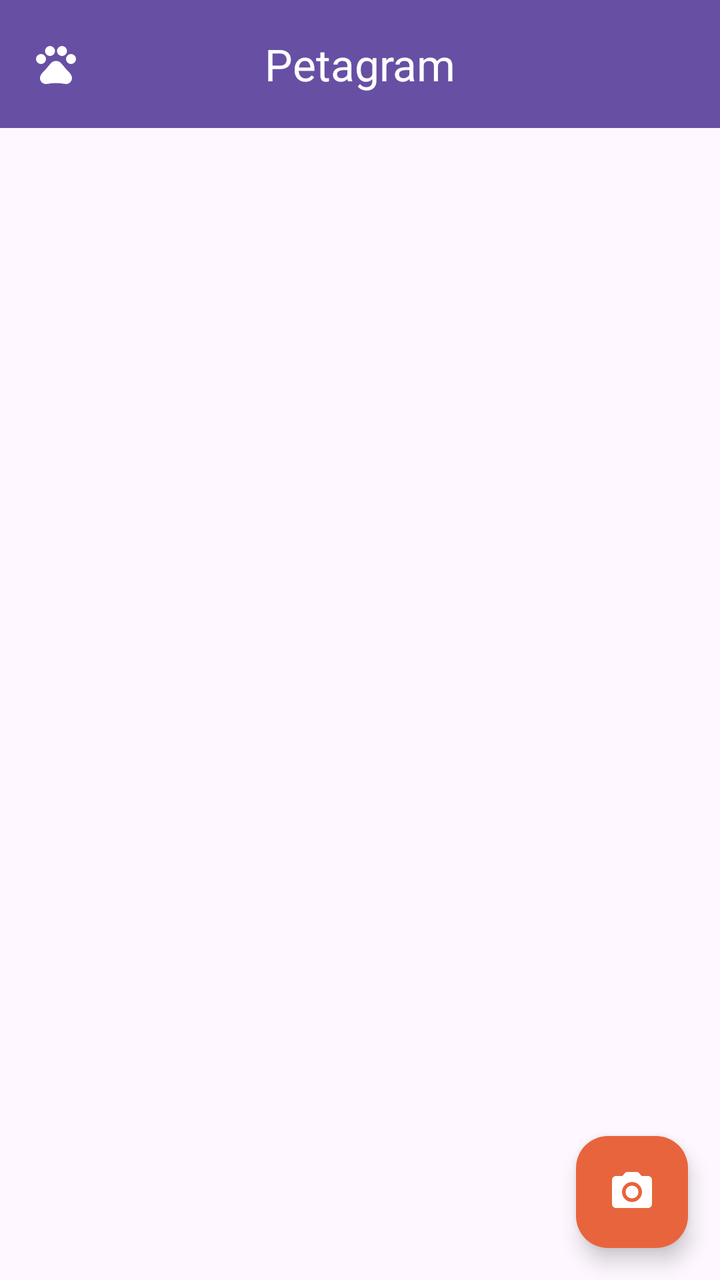
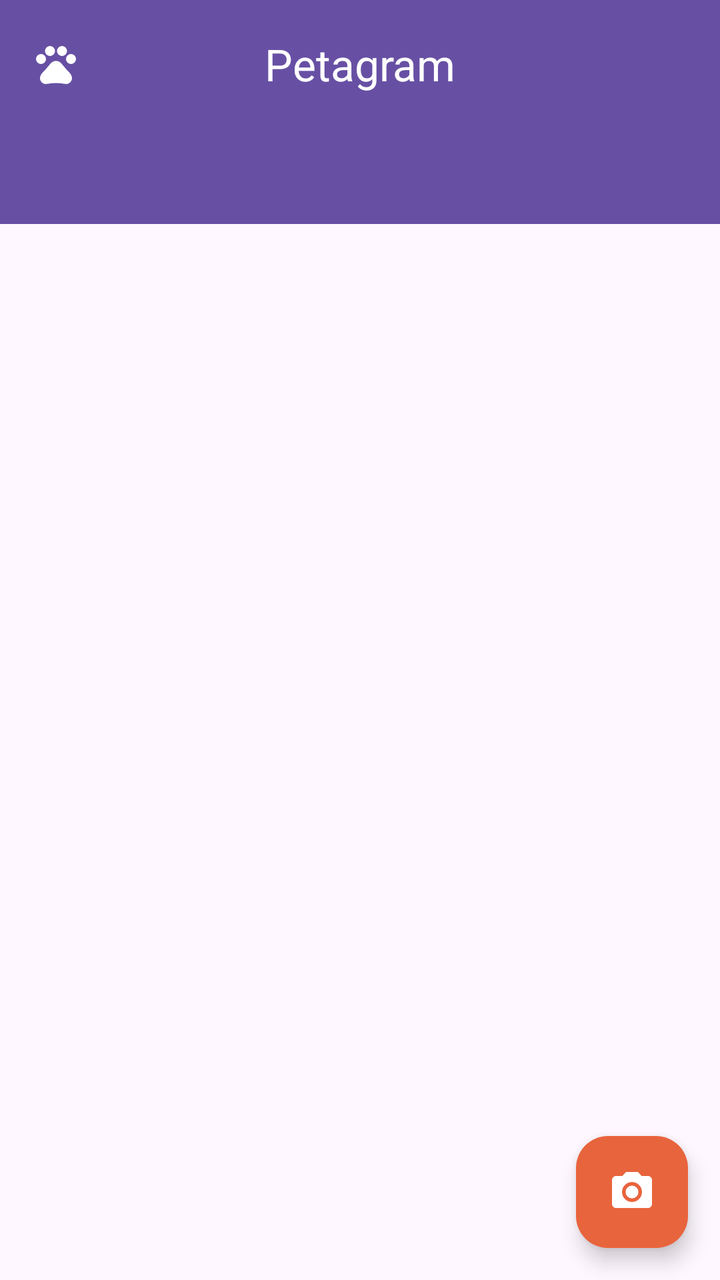

Two renders of the same Android screen: before a commit and after it. Below are the layout's source before the change and the commit's diff.
<!-- AndroidManifest.xml: application theme Theme.Petagram -->
<!-- res/layout/activity_main.xml -->
<?xml version="1.0" encoding="utf-8"?>
<androidx.coordinatorlayout.widget.CoordinatorLayout
    xmlns:android="http://schemas.android.com/apk/res/android"
    xmlns:app="http://schemas.android.com/apk/res-auto"
    android:layout_width="match_parent"
    android:layout_height="match_parent"
    android:fitsSystemWindows="true">

    <com.google.android.material.appbar.AppBarLayout
        android:layout_width="match_parent"
        android:layout_height="wrap_content">

        <com.google.android.material.appbar.MaterialToolbar
            android:id="@+id/toolbar"
            android:layout_width="match_parent"
            android:layout_height="?attr/actionBarSize"
            android:background="?attr/colorPrimary"
            app:navigationIcon="@drawable/ic_paw"
            app:navigationIconTint="@color/white"
            app:title="Petagram"
            app:titleCentered="true"
            app:titleTextColor="@color/white" />
    </com.google.android.material.appbar.AppBarLayout>

    <androidx.recyclerview.widget.RecyclerView
        android:id="@+id/rvMascotas"
        android:layout_width="match_parent"
        android:layout_height="match_parent"
        app:layout_behavior="@string/appbar_scrolling_view_behavior" />

    <com.google.android.material.floatingactionbutton.FloatingActionButton
        android:id="@+id/fabCamara"
        android:layout_width="wrap_content"
        android:layout_height="wrap_content"
        android:layout_gravity="bottom|end"
        android:layout_margin="16dp"
        android:contentDescription="Subir foto"
        android:src="@drawable/ic_camera"
        app:backgroundTint="#E8643C"
        app:tint="@color/white" />
</androidx.coordinatorlayout.widget.CoordinatorLayout>
<!-- resources referenced by this layout -->
<resources>
  <color name="white">#FFFFFFFF</color>
  <!-- drawable ic_camera (drawable) -->
  <vector xmlns:android="http://schemas.android.com/apk/res/android" android:height="24dp" android:tint="#000000" android:viewportHeight="24" android:viewportWidth="24" android:width="24dp">
        
      <path android:fillColor="@android:color/white" android:pathData="M12,12m-3.2,0a3.2,3.2 0,1 1,6.4 0a3.2,3.2 0,1 1,-6.4 0"/>
        
      <path android:fillColor="@android:color/white" android:pathData="M9,2L7.17,4L4,4c-1.1,0 -2,0.9 -2,2v12c0,1.1 0.9,2 2,2h16c1.1,0 2,-0.9 2,-2L22,6c0,-1.1 -0.9,-2 -2,-2h-3.17L15,2L9,2zM12,17c-2.76,0 -5,-2.24 -5,-5s2.24,-5 5,-5 5,2.24 5,5 -2.24,5 -5,5z"/>
      
  </vector>
  <!-- drawable ic_paw (drawable) -->
  <vector xmlns:android="http://schemas.android.com/apk/res/android" android:height="24dp" android:tint="#FFFFFF" android:viewportHeight="24" android:viewportWidth="24" android:width="24dp">
        
      <path android:fillColor="@android:color/white" android:pathData="M4.5,9.5m-2.5,0a2.5,2.5 0,1 1,5 0a2.5,2.5 0,1 1,-5 0"/>
        
      <path android:fillColor="@android:color/white" android:pathData="M9,5.5m-2.5,0a2.5,2.5 0,1 1,5 0a2.5,2.5 0,1 1,-5 0"/>
        
      <path android:fillColor="@android:color/white" android:pathData="M15,5.5m-2.5,0a2.5,2.5 0,1 1,5 0a2.5,2.5 0,1 1,-5 0"/>
        
      <path android:fillColor="@android:color/white" android:pathData="M19.5,9.5m-2.5,0a2.5,2.5 0,1 1,5 0a2.5,2.5 0,1 1,-5 0"/>
        
      <path android:fillColor="@android:color/white" android:pathData="M17.34,14.86c-0.87,-1.02 -1.6,-1.89 -2.48,-2.91 -0.46,-0.54 -1.05,-1.08 -1.75,-1.32 -0.11,-0.04 -0.22,-0.07 -0.33,-0.09 -0.25,-0.04 -0.52,-0.04 -0.78,-0.04s-0.53,0 -0.79,0.05c-0.11,0.02 -0.22,0.05 -0.33,0.09 -0.7,0.24 -1.28,0.78 -1.75,1.32 -0.87,1.02 -1.6,1.89 -2.48,2.91 -1.31,1.31 -2.92,2.76 -2.62,4.79 0.29,1.02 1.02,2.03 2.33,2.32 0.73,0.15 3.06,-0.44 5.54,-0.44h0.18c2.48,0 4.81,0.58 5.54,0.44 1.31,-0.29 2.04,-1.31 2.33,-2.32 0.31,-2.04 -1.3,-3.49 -2.61,-4.8z"/>
      
  </vector>
  <style name="Theme.Petagram" parent="Base.Theme.Petagram" />
  <style name="Base.Theme.Petagram" parent="Theme.Material3.DayNight.NoActionBar">
          
          
      </style>
</resources>

<!-- the commit's change to res/layout/activity_main.xml (unified diff, before → after) -->
@@ -20,10 +20,18 @@
             app:title="Petagram"
             app:titleCentered="true"
             app:titleTextColor="@color/white" />
+
+        <com.google.android.material.tabs.TabLayout
+            android:id="@+id/tabLayout"
+            android:layout_width="match_parent"
+            android:layout_height="wrap_content"
+            android:background="?attr/colorPrimary"
+            app:tabIconTint="@color/white"
+            app:tabIndicatorColor="@color/white" />
     </com.google.android.material.appbar.AppBarLayout>
 
-    <androidx.recyclerview.widget.RecyclerView
-        android:id="@+id/rvMascotas"
+    <androidx.viewpager2.widget.ViewPager2
+        android:id="@+id/viewPager"
         android:layout_width="match_parent"
         android:layout_height="match_parent"
         app:layout_behavior="@string/appbar_scrolling_view_behavior" />
